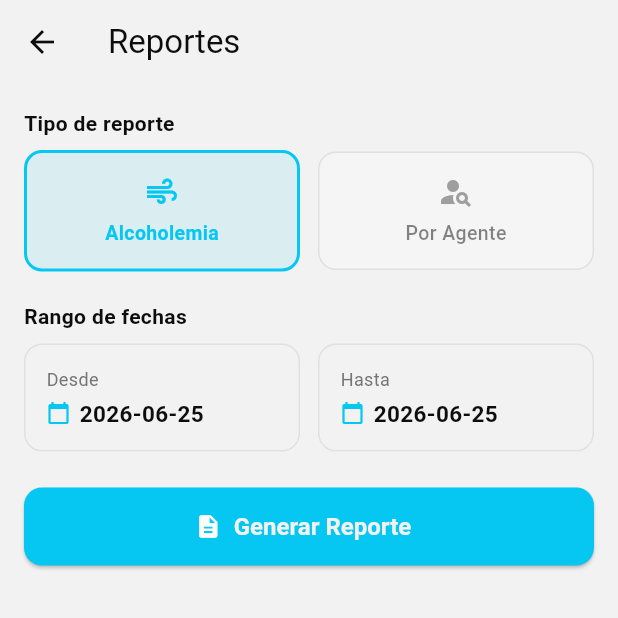
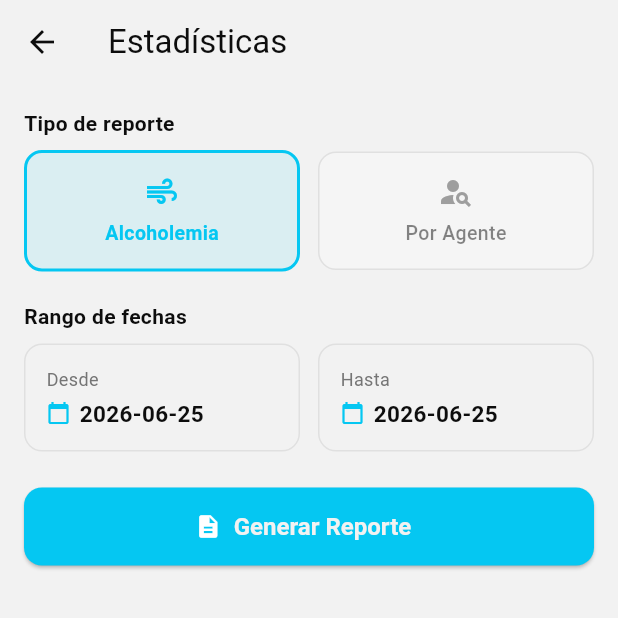
Before and after one commit to julian-alfonzo/EnRuta-Flutter, a Flutter app: the ReportesScreen screen opened directly, on a phone screen of 412 x 824 dp, the top half of it. Run offline on Flutter 3.47's test engine with Material 3 defaults, Android fonts, the phone set to English and light mode, and no system bars; our stand-ins replace connectivity_plus, csv, pdf, share_plus, shared_preferences, sqflite; missing offline and left inert: excel; accounts and stored records are empty; network calls fail.

Commit message:
rename: Reportes -> Estadisticas

```diff
--- a/enruta/lib/screens/home_screen.dart
+++ b/enruta/lib/screens/home_screen.dart
@@ -154,7 +154,7 @@ class _HomeScreenState extends State<HomeScreen> {
                   ),
                   _MenuCard(
                     icon: Icons.assessment,
-                    label: 'Reportes',
+                    label: 'Estadísticas',
                     subtitle: 'Alcoholemia y agentes',
                     color: const Color(0xFF7B1FA2),
                     onTap: () {
--- a/enruta/lib/screens/reportes_screen.dart
+++ b/enruta/lib/screens/reportes_screen.dart
@@ -184,7 +184,7 @@ class _ReportesScreenState extends State<ReportesScreen> {
   Widget build(BuildContext context) {
     return Scaffold(
       appBar: AppBar(
-        title: const Text('Reportes'),
+        title: const Text('Estadísticas'),
       ),
       body: SingleChildScrollView(
         padding: const EdgeInsets.all(16),
```
